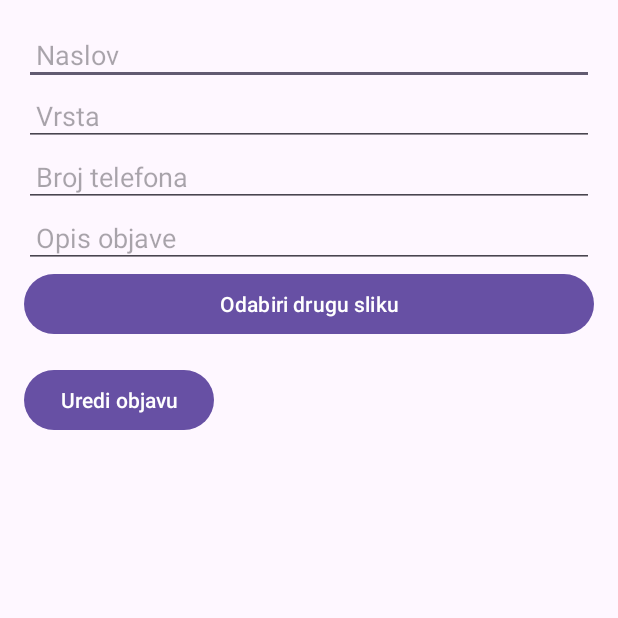
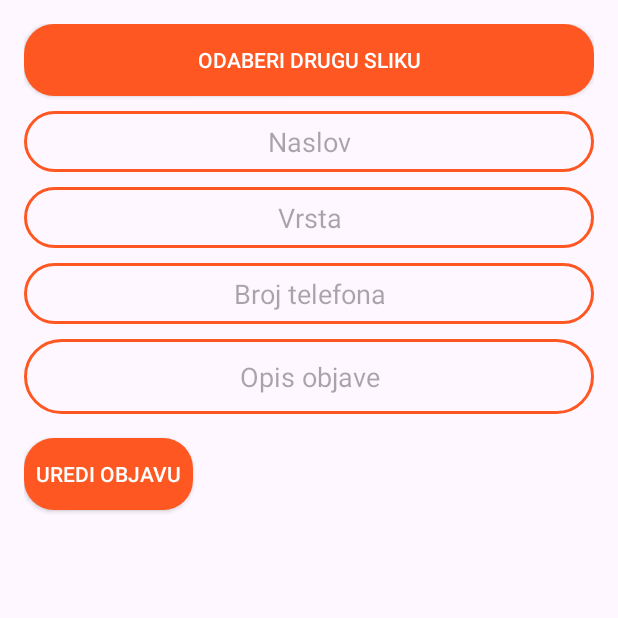
Before and after one commit to simunjelic/NRAMU_project, an Android app: the UpdatePostActivity screen opened directly, with no data from a screen before it, on a phone screen of 412 x 824 dp, the top half of it. Run offline under Robolectric (Android 15) with nearby library versions, the phone set to English and light mode, and no system bars; our stand-ins replace Firebase (no records; nobody signed in at launch, a user with empty details on screens opened directly), Picasso.

Commit message:
Apply new style to post editing feature

```diff
--- a/app/src/main/res/layout/activity_update_post.xml
+++ b/app/src/main/res/layout/activity_update_post.xml
@@ -8,6 +8,14 @@
         android:padding="16dp"
         tools:context=".UpdatePostActivity">
 
+    <androidx.appcompat.widget.AppCompatButton
+        android:id="@+id/updateButtonUploadImage"
+        android:layout_width="match_parent"
+        android:layout_height="wrap_content"
+        android:background="@drawable/rounded_button"
+        android:textColor="@color/white"
+        android:text="Odaberi drugu sliku" />
+
     <EditText
         android:id="@+id/updateTitleEditText"
         android:layout_width="match_parent"
@@ -15,6 +23,10 @@
         android:layout_below="@id/postImage"
         android:hint="Naslov"
         android:padding="8dp"
+        android:layout_marginTop="10dp"
+        android:height="50dp"
+        android:background="@drawable/registration_drawable"
+        android:gravity="center"
         android:inputType="text" />
 
     <EditText
@@ -24,6 +36,10 @@
         android:layout_below="@id/updateTitleEditText"
         android:hint="Vrsta"
         android:padding="8dp"
+        android:layout_marginTop="10dp"
+        android:height="50dp"
+        android:background="@drawable/registration_drawable"
+        android:gravity="center"
         android:inputType="text" />
 
     <EditText
@@ -42,6 +58,10 @@
         android:layout_height="wrap_content"
         android:layout_below="@id/updateAuthorEditText"
         android:hint="Broj telefona"
+        android:layout_marginTop="10dp"
+        android:height="50dp"
+        android:background="@drawable/registration_drawable"
+        android:gravity="center"
         android:padding="8dp"
         android:inputType="phone" />
 
@@ -51,22 +71,23 @@
         android:layout_height="wrap_content"
         android:layout_below="@id/updatePhoneEditText"
         android:hint="Opis objave"
+        android:layout_marginTop="10dp"
+        android:height="50dp"
+        android:background="@drawable/registration_drawable"
+        android:gravity="center"
         android:padding="8dp"
         android:inputType="textMultiLine" />
 
-    <Button
-        android:id="@+id/updateButtonUploadImage"
-        android:layout_width="match_parent"
-        android:layout_height="wrap_content"
-        android:text="Odabiri drugu sliku" />
-
-    <Button
+    <androidx.appcompat.widget.AppCompatButton
         android:id="@+id/updateSubmitPostButton"
         android:layout_width="wrap_content"
         android:layout_height="wrap_content"
         android:layout_below="@id/updateDescriptionEditText"
         android:layout_centerHorizontal="true"
         android:layout_marginTop="16dp"
+        android:background="@drawable/rounded_button"
+        android:textColor="@color/white"
+        android:padding="8dp"
         android:text="Uredi objavu" />
 
     </LinearLayout>
--- a/app/src/main/res/layout/post_item_list_view.xml
+++ b/app/src/main/res/layout/post_item_list_view.xml
@@ -78,7 +78,8 @@
         <LinearLayout
             android:layout_width="match_parent"
             android:layout_height="wrap_content"
-            android:orientation="horizontal">
+            android:orientation="horizontal"
+            android:gravity="center">
 
             <Button
                 android:id="@+id/btnUpdate"
```
